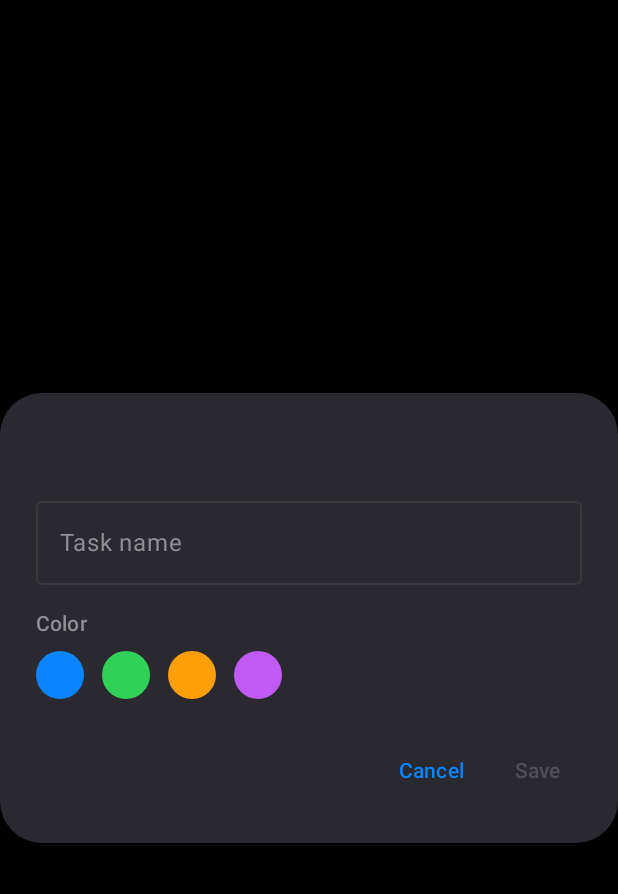
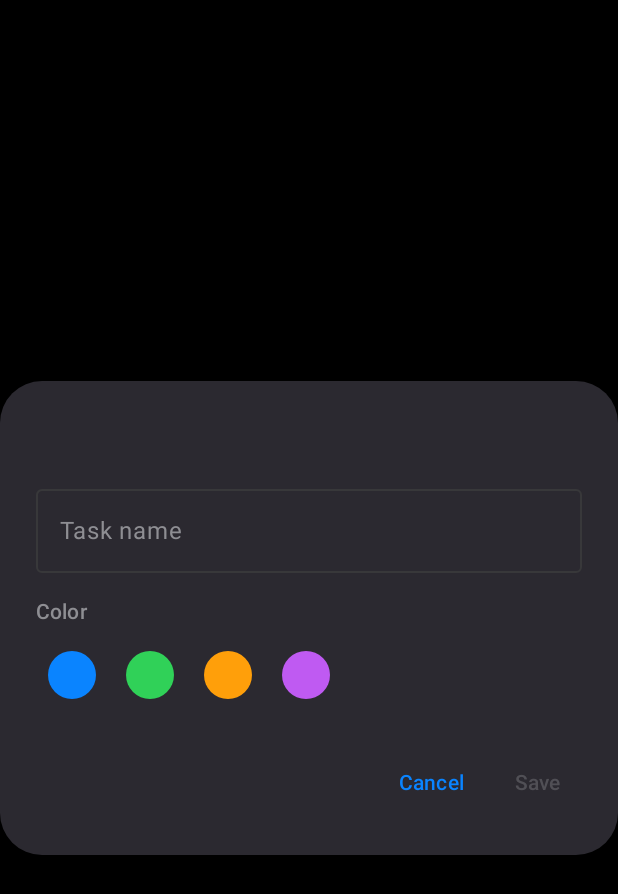
Before and after one commit to abhiram-k-2223/checklist-app, an Android app built with Jetpack Compose: the composable StreakTaskDialog called with empty values, on a phone screen of 412 x 824 dp. Shown: the top 894 px of the screen. Run offline under Robolectric (Android 15) with nearby library versions, the phone set to English and light mode, and no system bars.

Commit message:
fix: address streak tracker review findings

```diff
--- a/app/src/main/kotlin/dev/abhiram/checklist/ui/StreakFormat.kt
+++ b/app/src/main/kotlin/dev/abhiram/checklist/ui/StreakFormat.kt
@@ -15,6 +15,13 @@ fun compactStreakLabel(streak: Int): String =
 
 fun streakColor(color: StreakColor): Color = Color(color.argb)
 
+fun streakColorName(color: StreakColor): String = when (color) {
+    StreakColor.BLUE -> "Blue"
+    StreakColor.GREEN -> "Green"
+    StreakColor.ORANGE -> "Orange"
+    StreakColor.PURPLE -> "Purple"
+}
+
 fun availableStreakColors(
     tasks: List<StreakTask>,
     editingTaskId: String? = null,
--- a/app/src/main/kotlin/dev/abhiram/checklist/ui/StreakScreen.kt
+++ b/app/src/main/kotlin/dev/abhiram/checklist/ui/StreakScreen.kt
@@ -5,6 +5,7 @@ package dev.abhiram.checklist.ui
 import androidx.compose.foundation.background
 import androidx.compose.foundation.border
 import androidx.compose.foundation.clickable
+import androidx.compose.foundation.selection.selectable
 import androidx.compose.foundation.layout.Arrangement
 import androidx.compose.foundation.layout.Box
 import androidx.compose.foundation.layout.Column
@@ -44,6 +45,9 @@ import androidx.compose.ui.Alignment
 import androidx.compose.ui.Modifier
 import androidx.compose.ui.graphics.Color
 import androidx.compose.ui.res.painterResource
+import androidx.compose.ui.semantics.Role
+import androidx.compose.ui.semantics.contentDescription
+import androidx.compose.ui.semantics.semantics
 import androidx.compose.ui.text.font.FontWeight
 import androidx.compose.ui.text.style.TextOverflow
 import androidx.compose.ui.unit.dp
@@ -385,9 +389,23 @@ private fun StreakTaskDialog(
                 Spacer(Modifier.height(16.dp))
                 Text("Color", style = MaterialTheme.typography.labelLarge)
                 Spacer(Modifier.height(8.dp))
-                Row(horizontalArrangement = Arrangement.spacedBy(12.dp)) {
+                Row(horizontalArrangement = Arrangement.spacedBy(4.dp)) {
                     StreakColor.entries.forEach { candidate ->
                         val enabled = candidate in available
+                        Box(
+                            modifier = Modifier
+                                .size(48.dp)
+                                .selectable(
+                                    selected = color == candidate,
+                                    enabled = enabled,
+                                    role = Role.RadioButton,
+                                    onClick = { color = candidate },
+                                )
+                                .semantics {
+                                    contentDescription = streakColorName(candidate)
+                                },
+                            contentAlignment = Alignment.Center,
+                        ) {
                             Box(
                                 modifier = Modifier
                                     .size(32.dp)
@@ -405,9 +423,9 @@ private fun StreakTaskDialog(
                                             Color.Transparent
                                         },
                                         shape = CircleShape,
+                                    ),
                             )
-                                .clickable(enabled = enabled) { color = candidate },
-                        )
+                        }
                     }
                 }
                 if (available.isEmpty()) {
```
Also changed, not shown: app/src/main/kotlin/dev/abhiram/checklist/widget/StreakRollover.kt (+6 -3 lines), app/src/main/kotlin/dev/abhiram/checklist/widget/StreakWidget.kt (+38 -16 lines), app/src/main/kotlin/dev/abhiram/checklist/widget/StreakWidgetLayout.kt (+39 -0 lines), 3 other files. Lines whose indentation alone changed are shown as unchanged.
